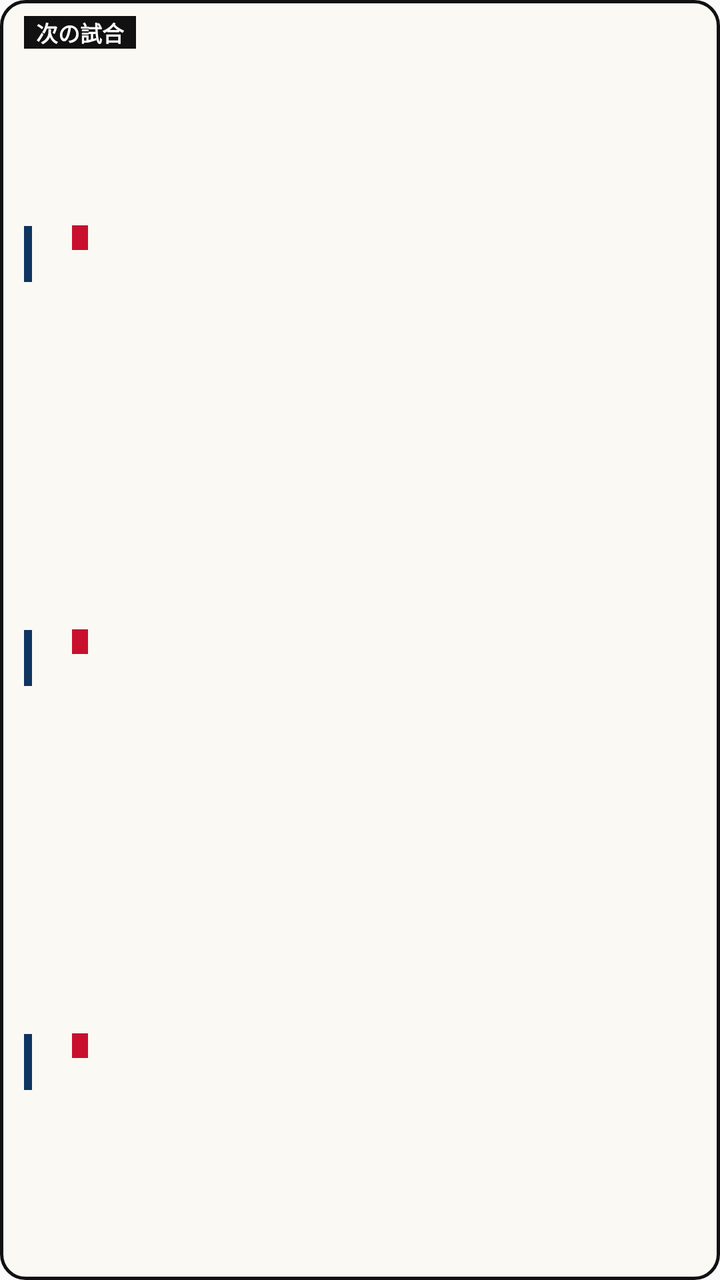
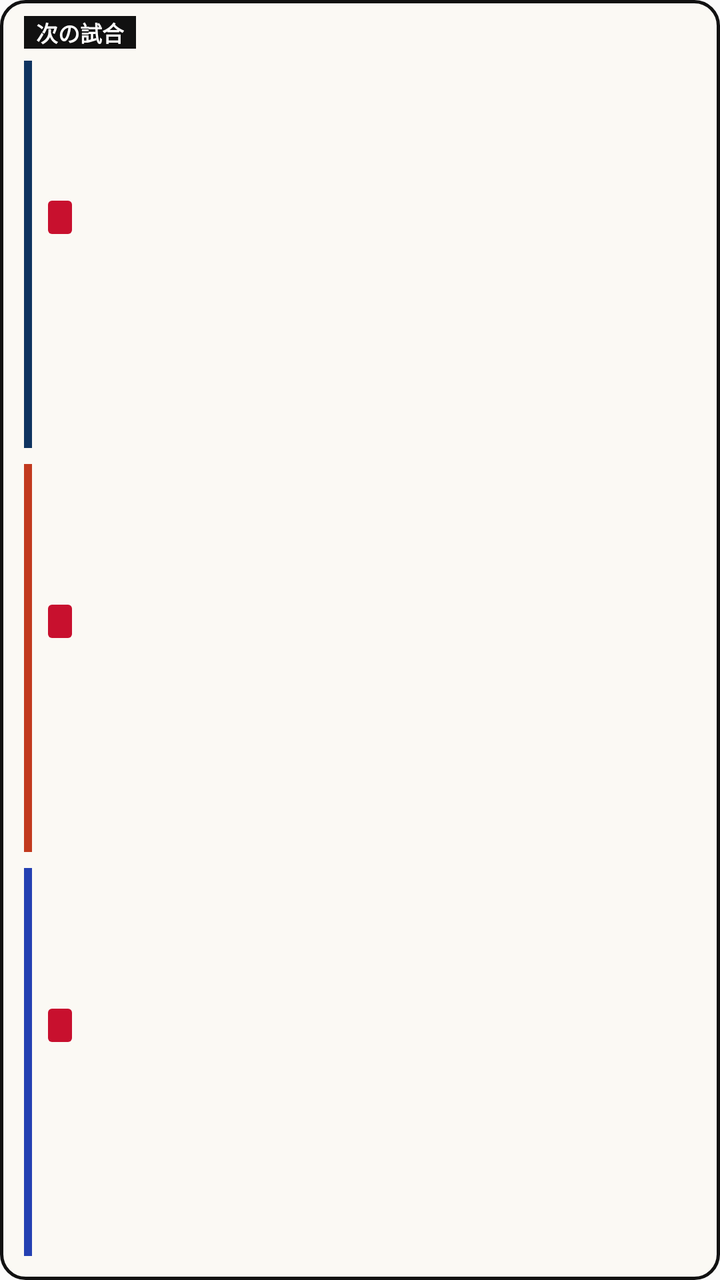

Screens rendered from an Android XML layout before and after an edit, with the pre-edit source and the edit as a unified diff.
<!-- AndroidManifest.xml: application theme Theme.FukuiTeamsApp -->
<!-- res/layout/widget_next_game.xml -->
<?xml version="1.0" encoding="utf-8"?>
<LinearLayout xmlns:android="http://schemas.android.com/apk/res/android"
    android:id="@+id/widget_root"
    android:layout_width="match_parent"
    android:layout_height="match_parent"
    android:background="@drawable/widget_bg"
    android:orientation="vertical"
    android:paddingStart="12dp"
    android:paddingTop="8dp"
    android:paddingEnd="12dp"
    android:paddingBottom="8dp">

    <TextView
        android:layout_width="wrap_content"
        android:layout_height="wrap_content"
        android:layout_marginBottom="2dp"
        android:background="#111111"
        android:paddingStart="6dp"
        android:paddingEnd="6dp"
        android:text="次の試合"
        android:textColor="#FFFFFF"
        android:textSize="11sp"
        android:textStyle="bold" />

    <LinearLayout
        android:id="@+id/row_b"
        android:layout_width="match_parent"
        android:layout_height="0dp"
        android:layout_weight="1"
        android:gravity="center_vertical"
        android:orientation="horizontal">

        <TextView
            android:id="@+id/bar_b"
            android:layout_width="4dp"
            android:layout_height="28dp"
            android:background="#0F3460" />

        <LinearLayout
            android:layout_width="0dp"
            android:layout_height="wrap_content"
            android:layout_marginStart="8dp"
            android:layout_weight="1"
            android:orientation="vertical">

            <LinearLayout
                android:layout_width="match_parent"
                android:layout_height="wrap_content"
                android:gravity="center_vertical"
                android:orientation="horizontal">

                <TextView
                    android:id="@+id/team_b"
                    android:layout_width="wrap_content"
                    android:layout_height="wrap_content"
                    android:maxLines="1"
                    android:textSize="11sp"
                    android:textStyle="bold" />

                <TextView
                    android:id="@+id/date_b"
                    android:layout_width="wrap_content"
                    android:layout_height="wrap_content"
                    android:layout_marginStart="6dp"
                    android:fontFamily="serif"
                    android:maxLines="1"
                    android:textColor="#111111"
                    android:textSize="14sp"
                    android:textStyle="bold" />

                <TextView
                    android:id="@+id/homeaway_b"
                    android:layout_width="wrap_content"
                    android:layout_height="wrap_content"
                    android:layout_marginStart="6dp"
                    android:background="@drawable/widget_home_bg"
                    android:paddingStart="4dp"
                    android:paddingEnd="4dp"
                    android:textColor="#FFFFFF"
                    android:textSize="9sp"
                    android:textStyle="bold" />
            </LinearLayout>

            <TextView
                android:id="@+id/opp_b"
                android:layout_width="match_parent"
                android:layout_height="wrap_content"
                android:ellipsize="end"
                android:maxLines="1"
                android:textColor="#55504A"
                android:textSize="12sp" />
        </LinearLayout>

        <TextView
            android:id="@+id/invite_b"
            android:layout_width="wrap_content"
            android:layout_height="wrap_content"
            android:layout_marginStart="6dp"
            android:text="招待あり"
            android:textColor="#C8102E"
            android:textSize="10sp"
            android:textStyle="bold"
            android:visibility="gone" />
    </LinearLayout>

    <LinearLayout
        android:id="@+id/row_r"
        android:layout_width="match_parent"
        android:layout_height="0dp"
        android:layout_weight="1"
        android:gravity="center_vertical"
        android:orientation="horizontal">

        <TextView
            android:id="@+id/bar_r"
            android:layout_width="4dp"
            android:layout_height="28dp"
            android:background="#0F3460" />

        <LinearLayout
            android:layout_width="0dp"
            android:layout_height="wrap_content"
            android:layout_marginStart="8dp"
            android:layout_weight="1"
            android:orientation="vertical">

            <LinearLayout
                android:layout_width="match_parent"
                android:layout_height="wrap_content"
                android:gravity="center_vertical"
                android:orientation="horizontal">

                <TextView
                    android:id="@+id/team_r"
                    android:layout_width="wrap_content"
                    android:layout_height="wrap_content"
                    android:maxLines="1"
                    android:textSize="11sp"
                    android:textStyle="bold" />

                <TextView
                    android:id="@+id/date_r"
                    android:layout_width="wrap_content"
                    android:layout_height="wrap_content"
                    android:layout_marginStart="6dp"
                    android:fontFamily="serif"
                    android:maxLines="1"
                    android:textColor="#111111"
                    android:textSize="14sp"
                    android:textStyle="bold" />

                <TextView
                    android:id="@+id/homeaway_r"
                    android:layout_width="wrap_content"
                    android:layout_height="wrap_content"
                    android:layout_marginStart="6dp"
                    android:background="@drawable/widget_home_bg"
                    android:paddingStart="4dp"
                    android:paddingEnd="4dp"
                    android:textColor="#FFFFFF"
                    android:textSize="9sp"
                    android:textStyle="bold" />
            </LinearLayout>

            <TextView
                android:id="@+id/opp_r"
                android:layout_width="match_parent"
                android:layout_height="wrap_content"
                android:ellipsize="end"
                android:maxLines="1"
                android:textColor="#55504A"
                android:textSize="12sp" />
        </LinearLayout>

        <TextView
            android:id="@+id/invite_r"
            android:layout_width="wrap_content"
            android:layout_height="wrap_content"
            android:layout_marginStart="6dp"
            android:text="招待あり"
            android:textColor="#C8102E"
            android:textSize="10sp"
            android:textStyle="bold"
            android:visibility="gone" />
    </LinearLayout>

    <LinearLayout
        android:id="@+id/row_u"
        android:layout_width="match_parent"
        android:layout_height="0dp"
        android:layout_weight="1"
        android:gravity="center_vertical"
        android:orientation="horizontal">

        <TextView
            android:id="@+id/bar_u"
            android:layout_width="4dp"
            android:layout_height="28dp"
            android:background="#0F3460" />

        <LinearLayout
            android:layout_width="0dp"
            android:layout_height="wrap_content"
            android:layout_marginStart="8dp"
            android:layout_weight="1"
            android:orientation="vertical">

            <LinearLayout
                android:layout_width="match_parent"
                android:layout_height="wrap_content"
                android:gravity="center_vertical"
                android:orientation="horizontal">

                <TextView
                    android:id="@+id/team_u"
                    android:layout_width="wrap_content"
                    android:layout_height="wrap_content"
                    android:maxLines="1"
                    android:textSize="11sp"
                    android:textStyle="bold" />

                <TextView
                    android:id="@+id/date_u"
                    android:layout_width="wrap_content"
                    android:layout_height="wrap_content"
                    android:layout_marginStart="6dp"
                    android:fontFamily="serif"
                    android:maxLines="1"
                    android:textColor="#111111"
                    android:textSize="14sp"
                    android:textStyle="bold" />

                <TextView
                    android:id="@+id/homeaway_u"
                    android:layout_width="wrap_content"
                    android:layout_height="wrap_content"
                    android:layout_marginStart="6dp"
                    android:background="@drawable/widget_home_bg"
                    android:paddingStart="4dp"
                    android:paddingEnd="4dp"
                    android:textColor="#FFFFFF"
                    android:textSize="9sp"
                    android:textStyle="bold" />
            </LinearLayout>

            <TextView
                android:id="@+id/opp_u"
                android:layout_width="match_parent"
                android:layout_height="wrap_content"
                android:ellipsize="end"
                android:maxLines="1"
                android:textColor="#55504A"
                android:textSize="12sp" />
        </LinearLayout>

        <TextView
            android:id="@+id/invite_u"
            android:layout_width="wrap_content"
            android:layout_height="wrap_content"
            android:layout_marginStart="6dp"
            android:text="招待あり"
            android:textColor="#C8102E"
            android:textSize="10sp"
            android:textStyle="bold"
            android:visibility="gone" />
    </LinearLayout>
</LinearLayout>
<!-- resources referenced by this layout -->
<resources>
  <!-- drawable widget_bg (drawable) -->
  <?xml version="1.0" encoding="utf-8"?>
  <shape xmlns:android="http://schemas.android.com/apk/res/android" android:shape="rectangle">
      <solid android:color="#FBF9F4" />
      <stroke android:width="1.5dp" android:color="#111111" />
      <corners android:radius="12dp" />
  </shape>
  <!-- drawable widget_home_bg (drawable) -->
  <?xml version="1.0" encoding="utf-8"?>
  <shape xmlns:android="http://schemas.android.com/apk/res/android" android:shape="rectangle">
      <solid android:color="#C8102E" />
  </shape>
  <style name="Theme.FukuiTeamsApp" parent="android:Theme.Material.Light.NoActionBar" />
</resources>

<!-- the commit's change to res/layout/widget_next_game.xml (unified diff, before → after) -->
@@ -33,7 +33,9 @@
         <TextView
             android:id="@+id/bar_b"
             android:layout_width="4dp"
-            android:layout_height="28dp"
+            android:layout_height="match_parent"
+            android:layout_marginTop="4dp"
+            android:layout_marginBottom="4dp"
             android:background="#0F3460" />
 
         <LinearLayout
@@ -43,6 +45,7 @@
             android:layout_weight="1"
             android:orientation="vertical">
 
+            
             <LinearLayout
                 android:layout_width="match_parent"
                 android:layout_height="wrap_content"
@@ -50,57 +53,67 @@
                 android:orientation="horizontal">
 
                 <TextView
+                    android:id="@+id/homeaway_b"
+                    android:layout_width="wrap_content"
+                    android:layout_height="wrap_content"
+                    android:layout_marginEnd="6dp"
+                    android:background="@drawable/widget_home_bg"
+                    android:maxLines="1"
+                    android:paddingStart="6dp"
+                    android:paddingTop="1dp"
+                    android:paddingEnd="6dp"
+                    android:paddingBottom="1dp"
+                    android:singleLine="true"
+                    android:textColor="#FFFFFF"
+                    android:textSize="11sp"
+                    android:textStyle="bold" />
+
+                <TextView
                     android:id="@+id/team_b"
-                    android:layout_width="wrap_content"
-                    android:layout_height="wrap_content"
-                    android:maxLines="1"
-                    android:textSize="11sp"
-                    android:textStyle="bold" />
-
-                <TextView
-                    android:id="@+id/date_b"
+                    android:layout_width="0dp"
+                    android:layout_height="wrap_content"
+                    android:layout_weight="1"
+                    android:ellipsize="end"
+                    android:maxLines="1"
+                    android:singleLine="true"
+                    android:textSize="12sp"
+                    android:textStyle="bold" />
+
+                <TextView
+                    android:id="@+id/invite_b"
                     android:layout_width="wrap_content"
                     android:layout_height="wrap_content"
                     android:layout_marginStart="6dp"
-                    android:fontFamily="serif"
-                    android:maxLines="1"
-                    android:textColor="#111111"
-                    android:textSize="14sp"
-                    android:textStyle="bold" />
-
-                <TextView
-                    android:id="@+id/homeaway_b"
-                    android:layout_width="wrap_content"
-                    android:layout_height="wrap_content"
-                    android:layout_marginStart="6dp"
-                    android:background="@drawable/widget_home_bg"
-                    android:paddingStart="4dp"
-                    android:paddingEnd="4dp"
-                    android:textColor="#FFFFFF"
-                    android:textSize="9sp"
-                    android:textStyle="bold" />
+                    android:singleLine="true"
+                    android:text="招待あり"
+                    android:textColor="#C8102E"
+                    android:textSize="11sp"
+                    android:textStyle="bold"
+                    android:visibility="gone" />
             </LinearLayout>
 
+            
+            <TextView
+                android:id="@+id/date_b"
+                android:layout_width="match_parent"
+                android:layout_height="wrap_content"
+                android:ellipsize="end"
+                android:fontFamily="serif"
+                android:singleLine="true"
+                android:textColor="#111111"
+                android:textSize="15sp"
+                android:textStyle="bold" />
+
+            
             <TextView
                 android:id="@+id/opp_b"
                 android:layout_width="match_parent"
                 android:layout_height="wrap_content"
                 android:ellipsize="end"
-                android:maxLines="1"
+                android:singleLine="true"
                 android:textColor="#55504A"
                 android:textSize="12sp" />
         </LinearLayout>
-
-        <TextView
-            android:id="@+id/invite_b"
-            android:layout_width="wrap_content"
-            android:layout_height="wrap_content"
-            android:layout_marginStart="6dp"
-            android:text="招待あり"
-            android:textColor="#C8102E"
-            android:textSize="10sp"
-            android:textStyle="bold"
-            android:visibility="gone" />
     </LinearLayout>
 
     <LinearLayout
@@ -114,8 +127,10 @@
         <TextView
             android:id="@+id/bar_r"
             android:layout_width="4dp"
-            android:layout_height="28dp"
-            android:background="#0F3460" />
+            android:layout_height="match_parent"
+            android:layout_marginTop="4dp"
+            android:layout_marginBottom="4dp"
+            android:background="#C23A1F" />
 
         <LinearLayout
             android:layout_width="0dp"
@@ -124,6 +139,7 @@
             android:layout_weight="1"
             android:orientation="vertical">
 
+            
             <LinearLayout
                 android:layout_width="match_parent"
                 android:layout_height="wrap_content"
@@ -131,57 +147,67 @@
                 android:orientation="horizontal">
 
                 <TextView
+                    android:id="@+id/homeaway_r"
+                    android:layout_width="wrap_content"
+                    android:layout_height="wrap_content"
+                    android:layout_marginEnd="6dp"
+                    android:background="@drawable/widget_home_bg"
+                    android:maxLines="1"
+                    android:paddingStart="6dp"
+                    android:paddingTop="1dp"
+                    android:paddingEnd="6dp"
+                    android:paddingBottom="1dp"
+                    android:singleLine="true"
+                    android:textColor="#FFFFFF"
+                    android:textSize="11sp"
+                    android:textStyle="bold" />
+
+                <TextView
                     android:id="@+id/team_r"
-                    android:layout_width="wrap_content"
-                    android:layout_height="wrap_content"
-                    android:maxLines="1"
-                    android:textSize="11sp"
-                    android:textStyle="bold" />
-
-                <TextView
-                    android:id="@+id/date_r"
+                    android:layout_width="0dp"
+                    android:layout_height="wrap_content"
+                    android:layout_weight="1"
+                    android:ellipsize="end"
+                    android:maxLines="1"
+                    android:singleLine="true"
+                    android:textSize="12sp"
+                    android:textStyle="bold" />
+
+                <TextView
+                    android:id="@+id/invite_r"
                     android:layout_width="wrap_content"
                     android:layout_height="wrap_content"
                     android:layout_marginStart="6dp"
-                    android:fontFamily="serif"
-                    android:maxLines="1"
-                    android:textColor="#111111"
-                    android:textSize="14sp"
-                    android:textStyle="bold" />
-
-                <TextView
-                    android:id="@+id/homeaway_r"
-                    android:layout_width="wrap_content"
-                    android:layout_height="wrap_content"
-                    android:layout_marginStart="6dp"
-                    android:background="@drawable/widget_home_bg"
-                    android:paddingStart="4dp"
-                    android:paddingEnd="4dp"
-                    android:textColor="#FFFFFF"
-                    android:textSize="9sp"
-                    android:textStyle="bold" />
+                    android:singleLine="true"
+                    android:text="招待あり"
+                    android:textColor="#C8102E"
+                    android:textSize="11sp"
+                    android:textStyle="bold"
+                    android:visibility="gone" />
             </LinearLayout>
 
+            
+            <TextView
+                android:id="@+id/date_r"
+                android:layout_width="match_parent"
+                android:layout_height="wrap_content"
+                android:ellipsize="end"
+                android:fontFamily="serif"
+                android:singleLine="true"
+                android:textColor="#111111"
+                android:textSize="15sp"
+                android:textStyle="bold" />
+
+            
             <TextView
                 android:id="@+id/opp_r"
                 android:layout_width="match_parent"
                 android:layout_height="wrap_content"
                 android:ellipsize="end"
-                android:maxLines="1"
+                android:singleLine="true"
                 android:textColor="#55504A"
                 android:textSize="12sp" />
         </LinearLayout>
-
-        <TextView
-            android:id="@+id/invite_r"
-            android:layout_width="wrap_content"
-            android:layout_height="wrap_content"
-            android:layout_marginStart="6dp"
-            android:text="招待あり"
-            android:textColor="#C8102E"
-            android:textSize="10sp"
-            android:textStyle="bold"
-            android:visibility="gone" />
     </LinearLayout>
 
     <LinearLayout
@@ -195,8 +221,10 @@
         <TextView
             android:id="@+id/bar_u"
             android:layout_width="4dp"
-            android:layout_height="28dp"
-            android:background="#0F3460" />
+            android:layout_height="match_parent"
+            android:layout_marginTop="4dp"
+            android:layout_marginBottom="4dp"
+            android:background="#2541B2" />
 
         <LinearLayout
             android:layout_width="0dp"
@@ -205,6 +233,7 @@
             android:layout_weight="1"
             android:orientation="vertical">
 
+            
             <LinearLayout
                 android:layout_width="match_parent"
                 android:layout_height="wrap_content"
@@ -212,56 +241,66 @@
                 android:orientation="horizontal">
 
                 <TextView
+                    android:id="@+id/homeaway_u"
+                    android:layout_width="wrap_content"
+                    android:layout_height="wrap_content"
+                    android:layout_marginEnd="6dp"
+                    android:background="@drawable/widget_home_bg"
+                    android:maxLines="1"
+                    android:paddingStart="6dp"
+                    android:paddingTop="1dp"
+                    android:paddingEnd="6dp"
+                    android:paddingBottom="1dp"
+                    android:singleLine="true"
+                    android:textColor="#FFFFFF"
+                    android:textSize="11sp"
+                    android:textStyle="bold" />
+
+                <TextView
                     android:id="@+id/team_u"
-                    android:layout_width="wrap_content"
-                    android:layout_height="wrap_content"
-                    android:maxLines="1"
-                    android:textSize="11sp"
-                    android:textStyle="bold" />
-
-                <TextView
-                    android:id="@+id/date_u"
+                    android:layout_width="0dp"
+                    android:layout_height="wrap_content"
+                    android:layout_weight="1"
+                    android:ellipsize="end"
+                    android:maxLines="1"
+                    android:singleLine="true"
+                    android:textSize="12sp"
+                    android:textStyle="bold" />
+
+                <TextView
+                    android:id="@+id/invite_u"
                     android:layout_width="wrap_content"
                     android:layout_height="wrap_content"
                     android:layout_marginStart="6dp"
-                    android:fontFamily="serif"
-                    android:maxLines="1"
-                    android:textColor="#111111"
-                    android:textSize="14sp"
-                    android:textStyle="bold" />
-
-                <TextView
-                    android:id="@+id/homeaway_u"
-                    android:layout_width="wrap_content"
-                    android:layout_height="wrap_content"
-                    android:layout_marginStart="6dp"
-                    android:background="@drawable/widget_home_bg"
-                    android:paddingStart="4dp"
-                    android:paddingEnd="4dp"
-                    android:textColor="#FFFFFF"
-                    android:textSize="9sp"
-                    android:textStyle="bold" />
+                    android:singleLine="true"
+                    android:text="招待あり"
+                    android:textColor="#C8102E"
+                    android:textSize="11sp"
+                    android:textStyle="bold"
+                    android:visibility="gone" />
             </LinearLayout>
 
+            
+            <TextView
+                android:id="@+id/date_u"
+                android:layout_width="match_parent"
+                android:layout_height="wrap_content"
+                android:ellipsize="end"
+                android:fontFamily="serif"
+                android:singleLine="true"
+                android:textColor="#111111"
+                android:textSize="15sp"
+                android:textStyle="bold" />
+
+            
             <TextView
                 android:id="@+id/opp_u"
                 android:layout_width="match_parent"
                 android:layout_height="wrap_content"
                 android:ellipsize="end"
-                android:maxLines="1"
+                android:singleLine="true"
                 android:textColor="#55504A"
                 android:textSize="12sp" />
         </LinearLayout>
-
-        <TextView
-            android:id="@+id/invite_u"
-            android:layout_width="wrap_content"
-            android:layout_height="wrap_content"
-            android:layout_marginStart="6dp"
-            android:text="招待あり"
-            android:textColor="#C8102E"
-            android:textSize="10sp"
-            android:textStyle="bold"
-            android:visibility="gone" />
     </LinearLayout>
 </LinearLayout>
<!-- resource entries referenced after the edit -->
@@ -11,6 +11,7 @@
   <?xml version="1.0" encoding="utf-8"?>
   <shape xmlns:android="http://schemas.android.com/apk/res/android" android:shape="rectangle">
       <solid android:color="#C8102E" />
+      <corners android:radius="2dp" />
   </shape>
   <style name="Theme.FukuiTeamsApp" parent="android:Theme.Material.Light.NoActionBar" />
 </resources>
